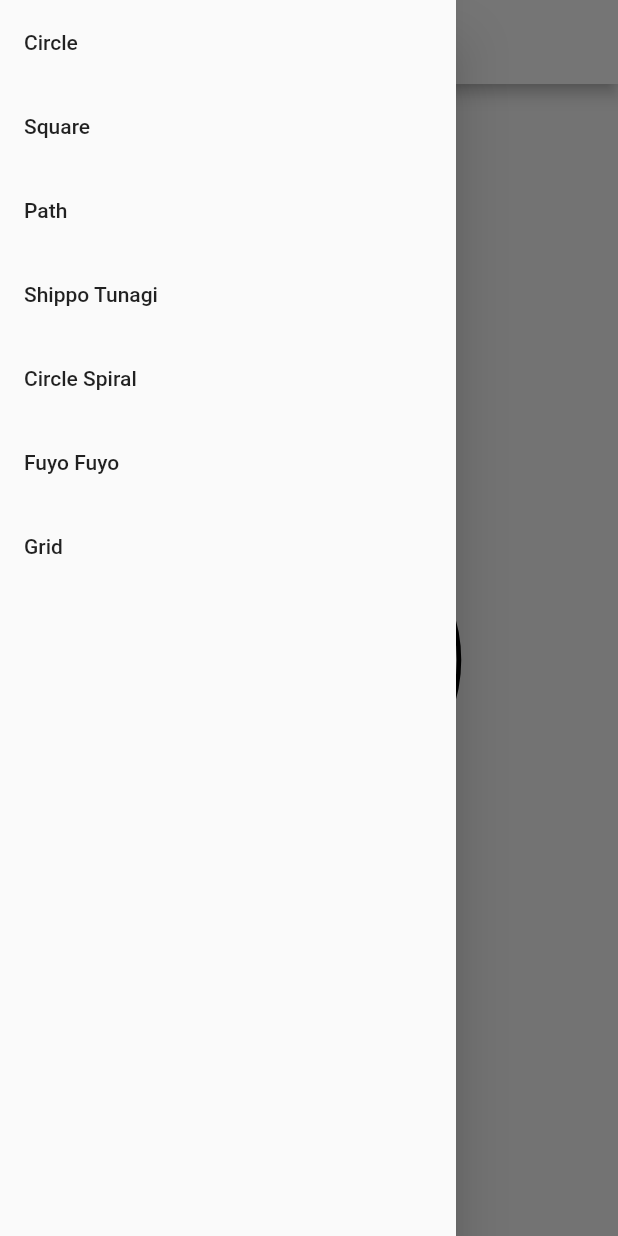
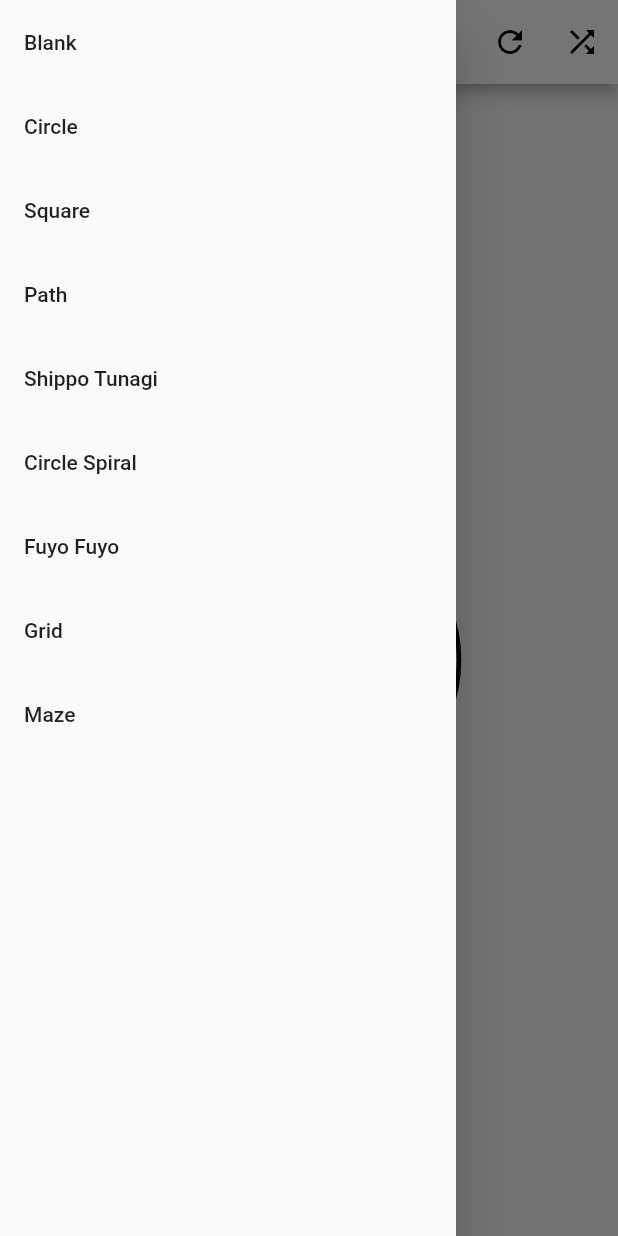
Before and after one commit to tnantoka/moyo, a Flutter app: the screen it shows after launch, with the side drawer open, on a phone screen of 412 x 824 dp. Run offline on Flutter 3.47's test engine with Material 2 defaults, Android fonts, the phone set to English and light mode, and no system bars.

Commit message:
Add maze

```diff
--- a/lib/grid_widget.dart
+++ b/lib/grid_widget.dart
@@ -39,7 +39,7 @@ class _MyPainter extends CustomPainter {
       ..strokeWidth = 1;
     canvas.drawRect(Rect.fromLTRB(0, 0, width, height), stroke);
 
-    final double length = 30;
+    const double length = 30;
     for (double x = 0; x < width; x += length) {
       for (double y = 0; y < height; y += length) {
         canvas.drawRect(
--- a/lib/main.dart
+++ b/lib/main.dart
@@ -1,9 +1,12 @@
+import 'dart:math';
+
 import 'package:flutter/material.dart';
 
 import 'circle_spiral_widget.dart';
 import 'circle_widget.dart';
 import 'fuyofuyo_widget.dart';
 import 'grid_widget.dart';
+import 'maze_widget.dart';
 import 'path_widget.dart';
 import 'shippo_widget.dart';
 import 'square_widget.dart';
@@ -29,8 +32,10 @@ class MyHomePage extends StatefulWidget {
 }
 
 class _MyHomePageState extends State<MyHomePage> {
-  int index = 0;
+  int _index = 1;
+  bool _refreshing = false;
   final List<String> _widgets = <String>[
+    'Blank',
     'Circle',
     'Square',
     'Path',
@@ -38,24 +43,31 @@ class _MyHomePageState extends State<MyHomePage> {
     'Circle Spiral',
     'Fuyo Fuyo',
     'Grid',
+    'Maze',
   ];
+  final Random _random = Random();
 
   Widget _buildBody() {
-    switch (index) {
-      case 0:
+    if (_refreshing) {
+      return Center(child: const CircularProgressIndicator());
+    }
+    switch (_index) {
+      case 1:
         return CircleWidget();
-      case 1:
+      case 2:
         return SquareWidget();
-      case 2:
+      case 3:
         return PathWidget();
-      case 3:
+      case 4:
         return ShippoWidget();
-      case 4:
+      case 5:
         return CircleSpiralWidget();
-      case 5:
+      case 6:
         return FuyoFuyoWidget();
-      case 6:
+      case 7:
         return GridWidget();
+      case 8:
+        return MazeWidget();
       default:
         return Container();
     }
@@ -64,7 +76,34 @@ class _MyHomePageState extends State<MyHomePage> {
   @override
   Widget build(BuildContext context) {
     return Scaffold(
-      appBar: AppBar(title: Text('Moyo - ${_widgets[index]}')),
+      appBar: AppBar(
+        title: Text('Moyo - ${_widgets[_index]}'),
+        actions: <Widget>[
+          IconButton(
+            icon: const Icon(Icons.refresh),
+            tooltip: 'Refresh',
+            onPressed: () {
+              setState(() {
+                _refreshing = true;
+              });
+              Future<void>.delayed(const Duration(milliseconds: 500), () {
+                setState(() {
+                  _refreshing = false;
+                });
+              });
+            },
+          ),
+          IconButton(
+            icon: const Icon(Icons.shuffle),
+            tooltip: 'Shuffle',
+            onPressed: () {
+              setState(() {
+                _index = _random.nextInt(_widgets.length);
+              });
+            },
+          ),
+        ],
+      ),
       body: _buildBody(),
       drawer: Drawer(
         child: ListView(
@@ -78,7 +117,7 @@ class _MyHomePageState extends State<MyHomePage> {
                     title: Text(widget),
                     onTap: () {
                       setState(() {
-                        index = i;
+                        _index = i;
                       });
                       Navigator.pop(context);
                     },
--- /dev/null
+++ b/lib/maze_widget.dart
@@ -0,0 +1,103 @@
+import 'dart:math';
+
+import 'package:flutter/material.dart';
+
+class MazeWidget extends StatelessWidget {
+  @override
+  Widget build(BuildContext context) {
+    return SafeArea(
+      child: LayoutBuilder(
+        builder: (BuildContext context, BoxConstraints constraints) {
+          return Container(
+            child: CustomPaint(
+              painter: _MyPainter(
+                width: constraints.maxWidth,
+                height: constraints.maxHeight,
+              ),
+            ),
+          );
+        },
+      ),
+    );
+  }
+}
+
+class _MyPainter extends CustomPainter {
+  _MyPainter({this.width, this.height});
+
+  final double width;
+  final double height;
+  List<int> _maze = <int>[];
+
+  @override
+  bool shouldRepaint(_MyPainter oldDelegate) {
+    return oldDelegate.width != width || oldDelegate.height != height;
+  }
+
+  @override
+  void paint(Canvas canvas, Size size) {
+    final Paint stroke = Paint()
+      ..color = Colors.green
+      ..style = PaintingStyle.stroke
+      ..strokeWidth = 1;
+    final Paint fill = Paint()
+      ..color = Colors.green
+      ..style = PaintingStyle.fill;
+    canvas.drawRect(Rect.fromLTRB(0, 0, width, height), stroke);
+
+    const double length = 33;
+    final int countX = (width / length).floor();
+    final int countY = (height / length).floor();
+
+    if (_maze.isEmpty) {
+      _maze = buildMaze(countX, countY);
+    }
+
+    for (int i = 0; i < countY; i++) {
+      final double y = i.toDouble() * length + height % length * 0.5;
+      for (int j = 0; j < countX; j++) {
+        final double x = j.toDouble() * length + width % length * 0.5;
+        final int m = _maze[i * countX + j];
+        canvas.drawRect(
+          Rect.fromLTWH(x, y, length, length),
+          m == 1 ? fill : stroke,
+        );
+      }
+    }
+  }
+}
+
+final Random _random = Random();
+List<int> buildMaze(int countX, int countY) {
+  final List<int> maze = List<int>.filled(countX * countY, 0);
+  for (int i = 0; i < maze.length; i++) {
+    final int x = i % countX;
+    final int y = (i / countX).floor();
+    final bool isWall = x == 0 || y == 0 || x == countX - 1 || y == countY - 1;
+    final bool isPillar = x.isEven &&
+        y.isEven &&
+        x > 1 &&
+        y > 1 &&
+        x < countX - 1 &&
+        y < countY - 1;
+    if (isWall || isPillar) {
+      maze[i] = 1;
+    }
+    if (isPillar) {
+      switch (_random.nextInt(4)) {
+        case 0:
+          maze[i + 1] = 1;
+          break;
+        case 1:
+          maze[i + 1] = 1;
+          break;
+        case 2:
+          maze[i + countX] = 1;
+          break;
+        default:
+          maze[i - countX] = 1;
+      }
+    }
+  }
+  return maze;
+}
--- a/web/lib/app/grid_widget.dart
+++ b/web/lib/app/grid_widget.dart
@@ -39,7 +39,7 @@ class _MyPainter extends CustomPainter {
       ..strokeWidth = 1;
     canvas.drawRect(Rect.fromLTRB(0, 0, width, height), stroke);
 
-    final double length = 30;
+    const double length = 30;
     for (double x = 0; x < width; x += length) {
       for (double y = 0; y < height; y += length) {
         canvas.drawRect(
--- a/web/lib/app/main.dart
+++ b/web/lib/app/main.dart
@@ -1,9 +1,12 @@
+import 'dart:math';
+
 import 'package:flutter_web/material.dart';
 
 import 'circle_spiral_widget.dart';
 import 'circle_widget.dart';
 import 'fuyofuyo_widget.dart';
 import 'grid_widget.dart';
+import 'maze_widget.dart';
 import 'path_widget.dart';
 import 'shippo_widget.dart';
 import 'square_widget.dart';
@@ -29,8 +32,10 @@ class MyHomePage extends StatefulWidget {
 }
 
 class _MyHomePageState extends State<MyHomePage> {
-  int index = 0;
+  int _index = 1;
+  bool _refreshing = false;
   final List<String> _widgets = <String>[
+    'Blank',
     'Circle',
     'Square',
     'Path',
@@ -38,24 +43,31 @@ class _MyHomePageState extends State<MyHomePage> {
     'Circle Spiral',
     'Fuyo Fuyo',
     'Grid',
+    'Maze',
   ];
+  final Random _random = Random();
 
   Widget _buildBody() {
-    switch (index) {
-      case 0:
+    if (_refreshing) {
+      return Center(child: CircularProgressIndicator());
+    }
+    switch (_index) {
+      case 1:
         return CircleWidget();
-      case 1:
+      case 2:
         return SquareWidget();
-      case 2:
+      case 3:
         return PathWidget();
-      case 3:
+      case 4:
         return ShippoWidget();
-      case 4:
+      case 5:
         return CircleSpiralWidget();
-      case 5:
+      case 6:
         return FuyoFuyoWidget();
-      case 6:
+      case 7:
         return GridWidget();
+      case 8:
+        return MazeWidget();
       default:
         return Container();
     }
@@ -64,7 +76,34 @@ class _MyHomePageState extends State<MyHomePage> {
   @override
   Widget build(BuildContext context) {
     return Scaffold(
-      appBar: AppBar(title: Text('Moyo - ${_widgets[index]}')),
+      appBar: AppBar(
+        title: Text('Moyo - ${_widgets[_index]}'),
+        actions: <Widget>[
+          IconButton(
+            icon: const Icon(Icons.refresh),
+            tooltip: 'Refresh',
+            onPressed: () {
+              setState(() {
+                _refreshing = true;
+              });
+              Future<void>.delayed(const Duration(milliseconds: 500), () {
+                setState(() {
+                  _refreshing = false;
+                });
+              });
+            },
+          ),
+          IconButton(
+            icon: const Icon(Icons.shuffle),
+            tooltip: 'Shuffle',
+            onPressed: () {
+              setState(() {
+                _index = _random.nextInt(_widgets.length);
+              });
+            },
+          ),
+        ],
+      ),
       body: _buildBody(),
       drawer: Drawer(
         child: ListView(
@@ -78,7 +117,7 @@ class _MyHomePageState extends State<MyHomePage> {
                     title: Text(widget),
                     onTap: () {
                       setState(() {
-                        index = i;
+                        _index = i;
                       });
                       Navigator.pop(context);
                     },
--- /dev/null
+++ b/web/lib/app/maze_widget.dart
@@ -0,0 +1,104 @@
+import 'dart:math';
+
+import 'package:flutter_web/material.dart';
+
+class MazeWidget extends StatelessWidget {
+  @override
+  Widget build(BuildContext context) {
+    return SafeArea(
+      child: LayoutBuilder(
+        builder: (BuildContext context, BoxConstraints constraints) {
+          return Container(
+            child: CustomPaint(
+              painter: _MyPainter(
+                width: constraints.maxWidth,
+                height: constraints.maxHeight,
+              ),
+            ),
+          );
+        },
+      ),
+    );
+  }
+}
+
+class _MyPainter extends CustomPainter {
+  _MyPainter({this.width, this.height});
+
+  final double width;
+  final double height;
+  final Random _random = Random();
+  List<int> _maze = <int>[];
+
+  @override
+  bool shouldRepaint(_MyPainter oldDelegate) {
+    return oldDelegate.width != width || oldDelegate.height != height;
+  }
+
+  @override
+  void paint(Canvas canvas, Size size) {
+    final Paint stroke = Paint()
+      ..color = Colors.green
+      ..style = PaintingStyle.stroke
+      ..strokeWidth = 1;
+    final Paint fill = Paint()
+      ..color = Colors.green
+      ..style = PaintingStyle.fill;
+    canvas.drawRect(Rect.fromLTRB(0, 0, width, height), stroke);
+
+    const double length = 33;
+    final int countX = (width / length).floor();
+    final int countY = (height / length).floor();
+
+    _buildMaze(countX, countY);
+
+    for (int i = 0; i < countY; i++) {
+      final double y = i.toDouble() * length + height % length * 0.5;
+      for (int j = 0; j < countX; j++) {
+        final double x = j.toDouble() * length + width % length * 0.5;
+        final int m = _maze[i * countX + j];
+        canvas.drawRect(
+          Rect.fromLTWH(x, y, length, length),
+          m == 1 ? fill : stroke,
+        );
+      }
+    }
+  }
+
+  void _buildMaze(int countX, int countY) {
+    if (_maze.isNotEmpty) {
+      return;
+    }
+    _maze = List<int>.filled(countX * countY, 0);
+    for (int i = 0; i < _maze.length; i++) {
+      final int x = i % countX;
+      final int y = (i / countX).floor();
+      final bool isWall =
+          x == 0 || y == 0 || x == countX - 1 || y == countY - 1;
+      final bool isPillar = x.isEven &&
+          y.isEven &&
+          x > 1 &&
+          y > 1 &&
+          x < countX - 1 &&
+          y < countY - 1;
+      if (isWall || isPillar) {
+        _maze[i] = 1;
+      }
+      if (isPillar) {
+        switch (_random.nextInt(4)) {
+          case 0:
+            _maze[i + 1] = 1;
+            break;
+          case 1:
+            _maze[i + 1] = 1;
+            break;
+          case 2:
+            _maze[i + countX] = 1;
+            break;
+          default:
+            _maze[i - countX] = 1;
+        }
+      }
+    }
+  }
+}
```
Also changed, not shown: 1 other file.
